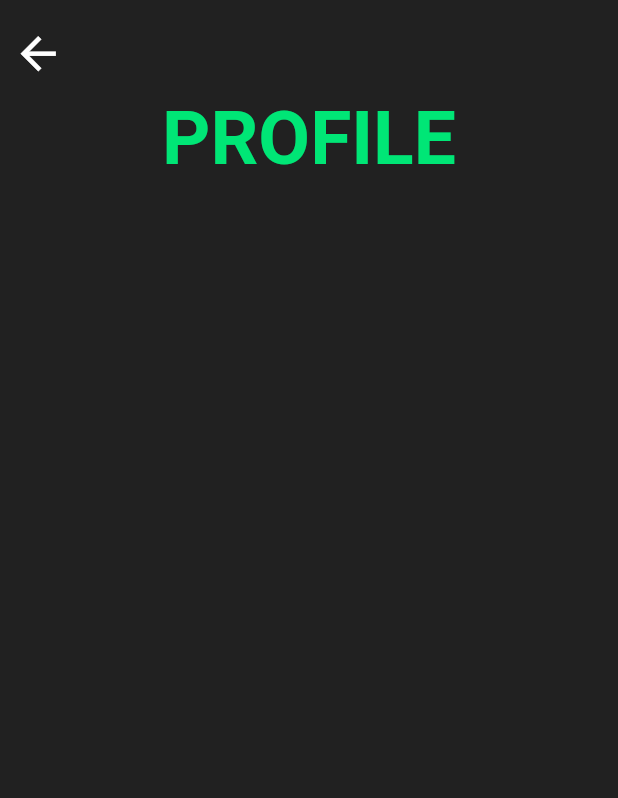
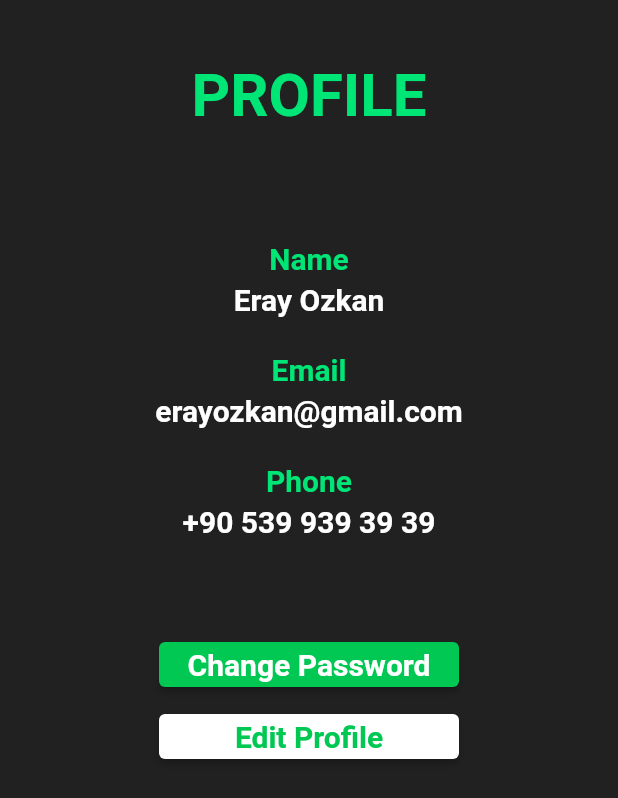
Before and after one commit to CSE343-Hypeline/hypegym-mobile, a Flutter app: the AdminProfiePage screen opened directly, on a phone screen of 412 x 824 dp. Shown: the top 798 px of the screen. Run offline on Flutter 3.47's test engine with Material 2 defaults, Android fonts, the phone set to English and light mode, and no system bars; our stand-ins replace google_fonts.

Commit message:
added admin profile page and update user add page

```diff
--- a/lib/pages/admin_profile_page.dart
+++ b/lib/pages/admin_profile_page.dart
@@ -11,33 +11,25 @@ class _AdminProfiePageState extends State<AdminProfiePage> {
   @override
   Widget build(BuildContext context) {
     return Scaffold(
-      body: Container(
+      body: Stack(
+        children: [
+          Container(
             decoration: BoxDecoration(
               color: Colors.grey.shade900,
             ),
-        child: Column(
+          ),
+          ListView(
+            physics: const BouncingScrollPhysics(),
             children: [
               Padding(
-              padding: const EdgeInsets.only(top: 10.0),
-              child: Row(
-                mainAxisAlignment: MainAxisAlignment.start,
-                children: [
-                  IconButton(
-                    icon: const Icon(Icons.arrow_back, color: Colors.white, size: 35.0,),
-                    onPressed: () => Navigator.of(context).pop(),
-                  ),
-                ],
-              ),
-            ),
-            Padding(
-              padding: const EdgeInsets.only(top: 5.0),
+                padding: const EdgeInsets.only(top: 40.0, bottom: 50.0),
                 child: Row(
                   mainAxisAlignment: MainAxisAlignment.center,
                   children: [
                     Text(
                       "PROFILE",
                       style: TextStyle(
-                      fontSize: 50,
+                        fontSize: 40,
                         fontWeight: FontWeight.bold,
                         color: Colors.greenAccent.shade400,
                       ),
@@ -45,8 +37,104 @@ class _AdminProfiePageState extends State<AdminProfiePage> {
                   ],
                 ),
               ),
+              const SizedBox(height: 24),
+              Column(
+                children: [
+                  Text(
+                    "Name",
+                    style: TextStyle(
+                      fontSize: 20,
+                      fontWeight: FontWeight.bold,
+                      color: Colors.greenAccent.shade400,
+                    ),
+                  ),
+                  const SizedBox(height: 4),
+                  const Text(
+                    "Eray Ozkan",
+                    style: TextStyle(
+                      fontSize: 20,
+                      fontWeight: FontWeight.bold,
+                      color: Colors.white,
+                    ),
+                  ),
+                  const SizedBox(height: 24),
+                  Text(
+                    "Email",
+                    style: TextStyle(
+                      fontSize: 20,
+                      fontWeight: FontWeight.bold,
+                      color: Colors.greenAccent.shade400,
+                    ),
+                  ),
+                  const SizedBox(height: 4),
+                  const Text(
+                    "erayozkan@gmail.com",
+                    style: TextStyle(
+                      fontSize: 20,
+                      fontWeight: FontWeight.bold,
+                      color: Colors.white,
+                    ),
+                  ),
+                  const SizedBox(height: 24),
+                  Text(
+                    "Phone",
+                    style: TextStyle(
+                      fontSize: 20,
+                      fontWeight: FontWeight.bold,
+                      color: Colors.greenAccent.shade400,
+                    ),
+                  ),
+                  const SizedBox(height: 4),
+                  const Text(
+                    "+90 539 939 39 39",
+                    style: TextStyle(
+                      fontSize: 20,
+                      fontWeight: FontWeight.bold,
+                      color: Colors.white,
+                    ),
+                  ),
+                  const SizedBox(height: 60),
+                  ElevatedButton(
+                    onPressed: (){
+                      //Navigator.push(context, MaterialPageRoute(builder: (context) => const AdminGymPage()));
+                    },
+                    style: ElevatedButton.styleFrom(
+                      backgroundColor: Colors.greenAccent.shade700,
+                      minimumSize: const Size(200, 30),
+                      maximumSize: const Size(200, 30),
+                    ),
+                    child: const Text(
+                      "Change Password",
+                      style: TextStyle(
+                        fontSize: 20,
+                        fontWeight: FontWeight.w700,
+                        color: Colors.white,
+                      ),
+                    ),
+                  ),
+                  ElevatedButton(
+                    onPressed: (){
+                      //Navigator.push(context, MaterialPageRoute(builder: (context) => const AdminGymPage()));
+                    },
+                    style: ElevatedButton.styleFrom(
+                      backgroundColor: Colors.white,
+                      minimumSize: const Size(200, 30),
+                      maximumSize: const Size(200, 30),
+                    ),
+                    child: Text(
+                      "Edit Profile",
+                      style: TextStyle(
+                        fontSize: 20,
+                        fontWeight: FontWeight.w700,
+                        color: Colors.greenAccent.shade700,
+                      ),
+                    ),
+                  ),
                 ],
               ),
+            ],
+          ),
+        ],
       ),
     );
   }
--- a/lib/pages/user_add_page.dart
+++ b/lib/pages/user_add_page.dart
@@ -14,6 +14,7 @@ class _UserAddPageState extends State<UserAddPage> {
   late String name;
   late String email;
   late String phone;
+  late String password;
 
   @override
   Widget build(BuildContext context) {
@@ -66,7 +67,6 @@ class _UserAddPageState extends State<UserAddPage> {
                           onFieldSubmitted: (value) {
                             setState(() {
                               name = value;
-                              // firstNameList.add(firstName);
                             });
                           },
                           validator: (value) {
@@ -97,7 +97,6 @@ class _UserAddPageState extends State<UserAddPage> {
                           onFieldSubmitted: (value) {
                             setState(() {
                               email = value;
-                              // lastNameList.add(lastName);
                             });
                           },
                         ),
@@ -118,12 +117,36 @@ class _UserAddPageState extends State<UserAddPage> {
                           onFieldSubmitted: (value) {
                             setState(() {
                               name = value;
-                              // firstNameList.add(firstName);
                             });
                           },
                           validator: (value) {
                             if (value == null || value.isEmpty || value.length < 10) {
                               return 'Phone Number must contain at least 10 characters';
+                            }
+                          },
+                        ),
+                      ),
+                      Padding(
+                        padding: const EdgeInsets.only(bottom: 20.0, left: 20.0, right: 20.0),
+                        child: TextFormField(
+                          decoration: const InputDecoration(
+                              filled: true,
+                              fillColor: Colors.white,
+                              labelText: 'Password',
+                              enabledBorder: OutlineInputBorder(
+                                borderRadius: BorderRadius.all(Radius.circular(20.0)),
+                                borderSide:
+                                BorderSide(color: Colors.grey, width: 0.0),
+                              ),
+                              border: OutlineInputBorder()),
+                          onFieldSubmitted: (value) {
+                            setState(() {
+                              password = value;
+                            });
+                          },
+                          validator: (value) {
+                            if (value == null || value.isEmpty) {
+                              return 'Password must contain a value';
                             }
                           },
                         ),
```
Lines whose indentation alone changed are shown as unchanged.
